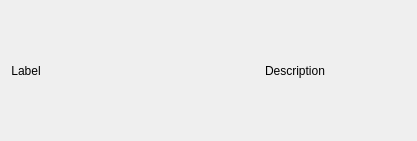
Qt form howdyCoder/ui/qtUiFiles/settingsWidgetContainer.ui (rmallow/howdyCoder) before a commit.
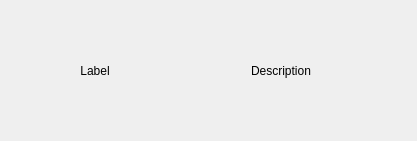
The same form after that commit.

Commit message: cleaing up data source page for input vs function, cleaing up settings page

Diff of the .ui file:
```diff
--- a/howdyCoder/ui/qtUiFiles/settingsWidgetContainer.ui
+++ b/howdyCoder/ui/qtUiFiles/settingsWidgetContainer.ui
@@ -15,6 +15,31 @@
   </property>
   <layout class="QHBoxLayout" name="horizontalLayout">
    <item>
+    <spacer name="horizontalSpacer">
+     <property name="orientation">
+      <enum>Qt::Horizontal</enum>
+     </property>
+     <property name="sizeType">
+      <enum>QSizePolicy::Maximum</enum>
+     </property>
+     <property name="sizeHint" stdset="0">
+      <size>
+       <width>60</width>
+       <height>20</height>
+      </size>
+     </property>
+    </spacer>
+   </item>
+   <item>
+    <widget class="QWidget" name="box" native="true">
+     <property name="sizePolicy">
+      <sizepolicy hsizetype="Minimum" vsizetype="Preferred">
+       <horstretch>0</horstretch>
+       <verstretch>0</verstretch>
+      </sizepolicy>
+     </property>
+     <layout class="QHBoxLayout" name="horizontalLayout_2">
+      <item>
     <widget class="QLabel" name="setting_label">
      <property name="sizePolicy">
       <sizepolicy hsizetype="Maximum" vsizetype="Preferred">
@@ -55,6 +80,25 @@
       <bool>true</bool>
      </property>
     </widget>
+      </item>
+     </layout>
+    </widget>
+   </item>
+   <item>
+    <spacer name="horizontalSpacer_2">
+     <property name="orientation">
+      <enum>Qt::Horizontal</enum>
+     </property>
+     <property name="sizeType">
+      <enum>QSizePolicy::Maximum</enum>
+     </property>
+     <property name="sizeHint" stdset="0">
+      <size>
+       <width>60</width>
+       <height>20</height>
+      </size>
+     </property>
+    </spacer>
    </item>
   </layout>
  </widget>
```
Lines whose indentation alone changed are shown as unchanged. The commit also changes 7 other files.
